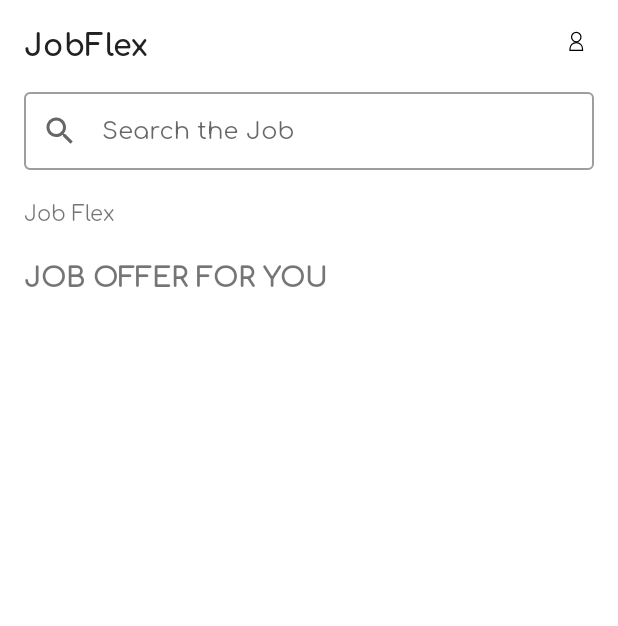
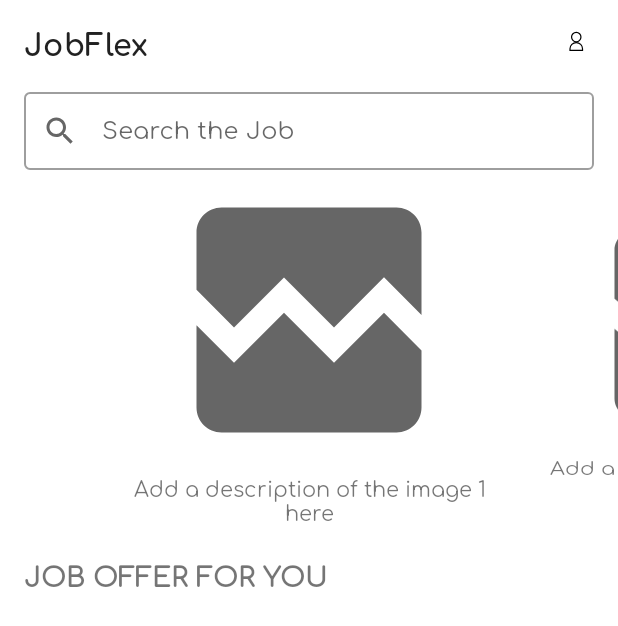
Before and after one commit to RobbyAkbar/JobFlex, an Android app: the HomeFragment screen opened directly, with no data from a screen before it, on a phone screen of 412 x 824 dp. Shown: the top 626 px of the screen. Run offline under Robolectric (Android 15) with nearby library versions, the phone set to English and light mode, and no system bars; pictures from the network do not load.

Commit message:
add slideshow

```diff
--- a/app/build.gradle
+++ b/app/build.gradle
@@ -44,7 +44,10 @@ dependencies {
     implementation 'androidx.appcompat:appcompat:1.3.0'
     implementation 'com.google.android.material:material:1.3.0'
     implementation 'androidx.constraintlayout:constraintlayout:2.0.4'
+
+    //ui
     implementation 'de.hdodenhof:circleimageview:3.1.0'
+    implementation 'com.github.bumptech.glide:glide:4.12.0'
 
     //navigation
     implementation 'androidx.fragment:fragment-ktx:1.3.4'
--- a/app/src/main/java/com/exwara/jobflex/ui/home/HomeFragment.kt
+++ b/app/src/main/java/com/exwara/jobflex/ui/home/HomeFragment.kt
@@ -1,20 +1,85 @@
 package com.exwara.jobflex.ui.home
 
 import android.os.Bundle
-import androidx.fragment.app.Fragment
+import android.os.Handler
+import android.os.Looper
 import android.view.LayoutInflater
 import android.view.View
 import android.view.ViewGroup
-import com.exwara.jobflex.R
+import androidx.fragment.app.Fragment
+import androidx.recyclerview.widget.RecyclerView
+import androidx.viewpager2.widget.CompositePageTransformer
+import androidx.viewpager2.widget.MarginPageTransformer
+import androidx.viewpager2.widget.ViewPager2
+import com.exwara.jobflex.databinding.FragmentHomeBinding
+import com.exwara.jobflex.utils.DataDummy
+import kotlin.math.abs
 
 class HomeFragment : Fragment() {
+
+    private var _binding: FragmentHomeBinding? = null
+    private val binding get() = _binding
+
+    private lateinit var sliderAdapter: SliderAdapter
+    private val sliderHandler = Handler(Looper.getMainLooper())
 
     override fun onCreateView(
         inflater: LayoutInflater, container: ViewGroup?,
         savedInstanceState: Bundle?
     ): View? {
         // Inflate the layout for this fragment
-        return inflater.inflate(R.layout.fragment_home, container, false)
+        _binding = FragmentHomeBinding.inflate(inflater, container, false)
+
+        return binding?.root
+    }
+
+    override fun onViewCreated(view: View, savedInstanceState: Bundle?) {
+        super.onViewCreated(view, savedInstanceState)
+        if (activity != null) {
+            val compositePageTransformer = CompositePageTransformer()
+            compositePageTransformer.addTransformer(MarginPageTransformer(40))
+            compositePageTransformer.addTransformer { page, position ->
+                val r = 1 - abs(position)
+                page.scaleY = 0.85f + r * 0.15f
+            }
+
+            binding?.apply {
+                with(vpCarousel){
+                    sliderAdapter = SliderAdapter()
+                    adapter = sliderAdapter
+                    offscreenPageLimit = 3
+                    getChildAt(0).overScrollMode = RecyclerView.OVER_SCROLL_NEVER
+                    setPageTransformer(compositePageTransformer)
+                    registerOnPageChangeCallback(object : ViewPager2.OnPageChangeCallback(){
+                        override fun onPageSelected(position: Int) {
+                            super.onPageSelected(position)
+                            sliderHandler.removeCallbacks(sliderRunnable)
+                            sliderHandler.postDelayed(sliderRunnable, 3000)
+                        }
+                    })
+                }
+            }
+
+            sliderAdapter.listItems = DataDummy.generateDummySlider()
+        }
+    }
+
+    private val sliderRunnable = Runnable {
+        binding?.vpCarousel?.let {
+            if (it.currentItem == sliderAdapter.listItems.size - 1){
+                it.currentItem = 0
+            } else it.currentItem = it.currentItem + 1
+        }
+    }
+
+    override fun onPause() {
+        super.onPause()
+        sliderHandler.removeCallbacks(sliderRunnable)
+    }
+
+    override fun onResume() {
+        super.onResume()
+        sliderHandler.postDelayed(sliderRunnable, 3000)
     }
 
 }
--- /dev/null
+++ b/app/src/main/java/com/exwara/jobflex/ui/home/SliderAdapter.kt
@@ -0,0 +1,56 @@
+package com.exwara.jobflex.ui.home
+
+import android.view.LayoutInflater
+import android.view.ViewGroup
+import androidx.recyclerview.widget.RecyclerView
+import com.bumptech.glide.Glide
+import com.bumptech.glide.request.RequestOptions
+import com.exwara.jobflex.R
+import com.exwara.jobflex.databinding.CarouselItemContainerBinding
+
+/**
+ * Created by robby on 27/05/21.
+ */
+class SliderAdapter : RecyclerView.Adapter<SliderAdapter.SliderViewHolder>() {
+
+    var listItems = ArrayList<SliderItem>()
+        set(listItems) {
+            this.listItems.clear()
+            if (listItems.size > 0) {
+                this.listItems.addAll(listItems)
+            }
+            notifyDataSetChanged()
+        }
+
+    inner class SliderViewHolder(private val binding: CarouselItemContainerBinding) :
+        RecyclerView.ViewHolder(binding.root) {
+        fun bind(item: SliderItem) {
+            with(binding) {
+                tvDescription.text = item.description
+                Glide.with(itemView.context)
+                    .load(item.image_url)
+                    .apply(
+                        RequestOptions.placeholderOf(R.drawable.ic_image_search)
+                            .error(R.drawable.ic_broken_image)
+                    )
+                    .into(imgCarousel)
+            }
+        }
+    }
+
+    override fun onCreateViewHolder(parent: ViewGroup, viewType: Int): SliderViewHolder {
+        val itemsCarouselBinding = CarouselItemContainerBinding.inflate(
+            LayoutInflater.from(parent.context), parent, false
+        )
+        return SliderViewHolder(itemsCarouselBinding)
+    }
+
+    override fun onBindViewHolder(holder: SliderViewHolder, position: Int) {
+        holder.bind(listItems[position])
+    }
+
+    override fun getItemCount(): Int {
+        return listItems.size
+    }
+
+}
--- /dev/null
+++ b/app/src/main/java/com/exwara/jobflex/ui/home/SliderItem.kt
@@ -0,0 +1,11 @@
+package com.exwara.jobflex.ui.home
+
+/**
+ * Created by robby on 27/05/21.
+ */
+data class SliderItem(
+
+    var image_url: String,
+    var description: String
+
+)
--- a/app/src/main/java/com/exwara/jobflex/ui/main/MainActivity.kt
+++ b/app/src/main/java/com/exwara/jobflex/ui/main/MainActivity.kt
@@ -1,11 +1,13 @@
 package com.exwara.jobflex.ui.main
 
+import android.content.Intent
 import android.os.Bundle
 import android.view.Menu
 import android.view.MenuItem
 import androidx.appcompat.app.AppCompatActivity
 import com.exwara.jobflex.R
 import com.exwara.jobflex.databinding.ActivityMainBinding
+import com.exwara.jobflex.ui.profile.ProfileActivity
 
 class MainActivity : AppCompatActivity() {
 
@@ -27,7 +29,7 @@ class MainActivity : AppCompatActivity() {
 
     override fun onOptionsItemSelected(item: MenuItem): Boolean {
         if (item.itemId == R.id.action_profile) {
-            onBackPressed()
+            startActivity(Intent(this, ProfileActivity::class.java))
         }
         return super.onOptionsItemSelected(item)
     }
--- /dev/null
+++ b/app/src/main/java/com/exwara/jobflex/utils/DataDummy.kt
@@ -0,0 +1,63 @@
+package com.exwara.jobflex.utils
+
+import com.exwara.jobflex.data.source.local.entity.JobEntity
+import com.exwara.jobflex.ui.home.SliderItem
+
+/**
+ * Created by robby on 27/05/21.
+ */
+object DataDummy {
+
+    fun generateDummyJobs(): List<JobEntity> {
+        val jobs = ArrayList<JobEntity>()
+        jobs.add(
+            JobEntity(
+                1,
+                "Security Engineer/Technical Lead",
+                "security",
+                "icon.png",
+                "skill",
+                "washington",
+                "2020",
+                "2021"
+            )
+        )
+        return jobs
+    }
+
+    fun generateDummySlider(): ArrayList<SliderItem> {
+        val items = ArrayList<SliderItem>()
+        items.add(
+            SliderItem(
+                "https://www.w3schools.com/css/img_5terre.jpg",
+                "Add a description of the image 1 here"
+            )
+        )
+        items.add(
+            SliderItem(
+                "https://www.w3schools.com/css/img_forest.jpg",
+                "Add a description of the image 2 here"
+            )
+        )
+        items.add(
+            SliderItem(
+                "https://www.w3schools.com/css/img_lights.jpg",
+                "Add a description of the image 3 here"
+            )
+        )
+        items.add(
+            SliderItem(
+                "https://www.w3schools.com/css/img_mountains.jpg",
+                "Add a description of the image 4 here"
+            )
+        )
+        items.add(
+            SliderItem(
+                "https://www.w3schools.com/css/paris.jpg",
+                "Add a description of the image 5 here"
+            )
+        )
+        return items
+    }
+
+}
--- /dev/null
+++ b/app/src/main/res/drawable/ic_broken_image.xml
@@ -0,0 +1,10 @@
+<vector xmlns:android="http://schemas.android.com/apk/res/android"
+    android:width="24dp"
+    android:height="24dp"
+    android:tint="?attr/colorControlNormal"
+    android:viewportWidth="24"
+    android:viewportHeight="24">
+    <path
+        android:fillColor="@android:color/white"
+        android:pathData="M21,5v6.59l-3,-3.01 -4,4.01 -4,-4 -4,4 -3,-3.01L3,5c0,-1.1 0.9,-2 2,-2h14c1.1,0 2,0.9 2,2zM18,11.42l3,3.01L21,19c0,1.1 -0.9,2 -2,2L5,21c-1.1,0 -2,-0.9 -2,-2v-6.58l3,2.99 4,-4 4,4 4,-3.99z" />
+</vector>
--- /dev/null
+++ b/app/src/main/res/drawable/ic_image_search.xml
@@ -0,0 +1,10 @@
+<vector xmlns:android="http://schemas.android.com/apk/res/android"
+    android:width="24dp"
+    android:height="24dp"
+    android:tint="?attr/colorControlNormal"
+    android:viewportWidth="24"
+    android:viewportHeight="24">
+    <path
+        android:fillColor="@android:color/white"
+        android:pathData="M18,13v7L4,20L4,6h5.02c0.05,-0.71 0.22,-1.38 0.48,-2L4,4c-1.1,0 -2,0.9 -2,2v14c0,1.1 0.9,2 2,2h14c1.1,0 2,-0.9 2,-2v-5l-2,-2zM16.5,18h-11l2.75,-3.53 1.96,2.36 2.75,-3.54zM19.3,8.89c0.44,-0.7 0.7,-1.51 0.7,-2.39C20,4.01 17.99,2 15.5,2S11,4.01 11,6.5s2.01,4.5 4.49,4.5c0.88,0 1.7,-0.26 2.39,-0.7L21,13.42 22.42,12 19.3,8.89zM15.5,9C14.12,9 13,7.88 13,6.5S14.12,4 15.5,4 18,5.12 18,6.5 16.88,9 15.5,9z" />
+</vector>
--- a/app/src/main/res/layout/activity_main.xml
+++ b/app/src/main/res/layout/activity_main.xml
@@ -36,8 +36,7 @@
 
     <androidx.core.widget.NestedScrollView
         android:layout_width="match_parent"
-        android:layout_height="match_parent"
-        android:padding="@dimen/activity_vertical_margin">
+        android:layout_height="match_parent">
 
         <androidx.fragment.app.FragmentContainerView
             android:id="@+id/fragment_main"
--- /dev/null
+++ b/app/src/main/res/layout/carousel_item_container.xml
@@ -0,0 +1,22 @@
+<?xml version="1.0" encoding="utf-8"?>
+<RelativeLayout xmlns:android="http://schemas.android.com/apk/res/android"
+    xmlns:tools="http://schemas.android.com/tools"
+    android:layout_width="match_parent"
+    android:layout_height="match_parent">
+
+    <ImageView
+        android:id="@+id/img_carousel"
+        android:layout_width="match_parent"
+        android:layout_height="200dp"
+        tools:ignore="ContentDescription"
+        tools:src="@color/grey_200" />
+
+    <TextView
+        android:id="@+id/tv_description"
+        android:layout_width="match_parent"
+        android:layout_height="wrap_content"
+        android:layout_below="@id/img_carousel"
+        android:gravity="center"
+        tools:text="Description" />
+
+</RelativeLayout>
--- a/app/src/main/res/layout/carousel_view.xml
+++ /dev/null
@@ -1,11 +0,0 @@
-<?xml version="1.0" encoding="utf-8"?>
-<LinearLayout xmlns:android="http://schemas.android.com/apk/res/android"
-    android:layout_width="match_parent"
-    android:layout_height="wrap_content">
-
-    <TextView
-        android:layout_width="wrap_content"
-        android:layout_height="wrap_content"
-        android:text="@string/app_name"/>
-
-</LinearLayout>
--- a/app/src/main/res/layout/fragment_home.xml
+++ b/app/src/main/res/layout/fragment_home.xml
@@ -6,13 +6,19 @@
     android:orientation="vertical"
     tools:context=".ui.home.HomeFragment">
 
-    <include layout="@layout/carousel_view" />
+    <androidx.viewpager2.widget.ViewPager2
+        android:id="@+id/vp_carousel"
+        android:layout_width="match_parent"
+        android:layout_height="wrap_content"
+        android:clipChildren="false"
+        android:clipToPadding="false"
+        android:paddingStart="80dp"
+        android:paddingEnd="80dp" />
 
     <TextView
         android:layout_width="match_parent"
         android:layout_height="wrap_content"
-        android:layout_marginTop="@dimen/activity_vertical_margin"
-        android:layout_marginBottom="@dimen/activity_vertical_margin"
+        android:layout_margin="@dimen/activity_horizontal_margin"
         android:text="@string/tv_job_offer"
         android:textAllCaps="true"
         android:textSize="18sp"
@@ -22,6 +28,8 @@
         android:id="@+id/rv_job"
         android:layout_width="match_parent"
         android:layout_height="match_parent"
+        android:layout_marginStart="@dimen/activity_vertical_margin"
+        android:layout_marginEnd="@dimen/activity_vertical_margin"
         tools:itemCount="2"
         tools:listitem="@layout/item_row_job" />
 
--- a/build.gradle
+++ b/build.gradle
@@ -1,6 +1,6 @@
 // Top-level build file where you can add configuration options common to all sub-projects/modules.
 buildscript {
-    ext.kotlin_version = "1.5.0"
+    ext.kotlin_version = "1.5.10"
     repositories {
         google()
         mavenCentral()
```
Also changed, not shown: app/src/main/java/com/exwara/jobflex/data/source/local/entity/JobEntity.kt (added, +17 -0 lines), app/src/main/java/com/exwara/jobflex/data/source/local/entity/UserEntity.kt (added, +17 -0 lines), app/src/main/java/com/exwara/jobflex/ui/profile/ProfileActivity.kt (+3 -4 lines), app/src/main/res/layout/activity_account.xml (+14 -84 lines).
